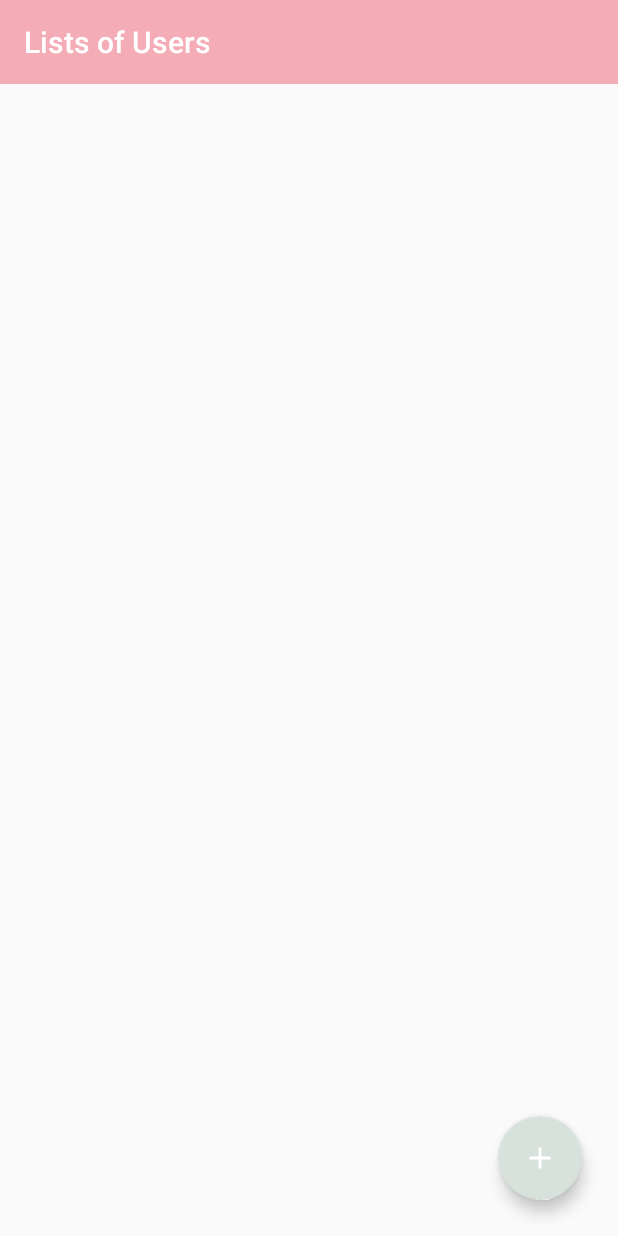
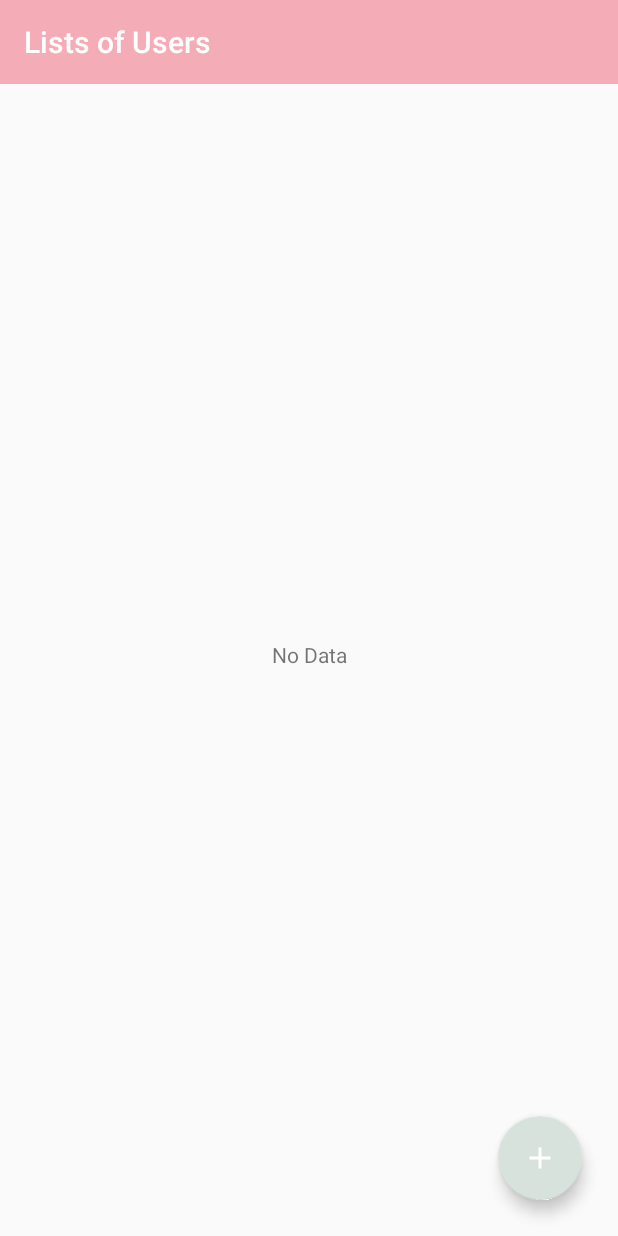
Before and after one commit to tinaranw/UTSProgTech_0706011910028, an Android app: the screen it shows after launch (MainActivity), on a phone screen of 412 x 824 dp. Run offline under Robolectric (Android 15) with nearby library versions, the phone set to English and light mode, and no system bars.

Commit message:
no data text addition

```diff
--- a/app/src/main/java/com/uc/utsprogtech_0706011910028/MainActivity.java
+++ b/app/src/main/java/com/uc/utsprogtech_0706011910028/MainActivity.java
@@ -26,7 +26,7 @@
 public class MainActivity extends AppCompatActivity implements MyAdapter.OnContactListener {
 
     FloatingActionButton btn_add;
-//    TextView nodata;
+    TextView nodata;
     ArrayList<User> mContacts = SaveData.saveList;
     RecyclerView mRecyclerView;
     RecyclerView.LayoutManager mLayoutManager;
@@ -58,6 +58,14 @@
     protected void onCreate(Bundle savedInstanceState) {
         super.onCreate(savedInstanceState);
         setContentView(R.layout.activity_main);
+
+        nodata = findViewById(R.id.nodataTxt);
+
+        if(mContacts.isEmpty()){
+            nodata.setVisibility(View.VISIBLE);
+        } else {
+            nodata.setVisibility(View.INVISIBLE);
+        }
 
         btn_add = findViewById(R.id.button_add_main);
 //        nodata = findViewById(R.id.noData);
--- a/app/src/main/res/layout/activity_main.xml
+++ b/app/src/main/res/layout/activity_main.xml
@@ -57,6 +57,16 @@
             app:srcCompat="@drawable/ic_add_black_24dp"
             tools:ignore="VectorDrawableCompat" />
 
+        <TextView
+            android:id="@+id/nodataTxt"
+            android:layout_width="wrap_content"
+            android:layout_height="wrap_content"
+            android:text="@string/MainNoData"
+            app:layout_constraintBottom_toBottomOf="@+id/recyclerView"
+            app:layout_constraintEnd_toEndOf="@+id/recyclerView"
+            app:layout_constraintStart_toStartOf="@+id/recyclerView"
+            app:layout_constraintTop_toBottomOf="@+id/main_toolbar" />
+
     </androidx.constraintlayout.widget.ConstraintLayout>
 
 </androidx.constraintlayout.widget.ConstraintLayout>
```
